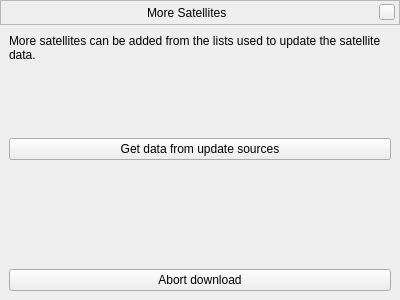
Old version of the form plugins/Satellites/src/gui/satellitesImportDialog.ui in the repository 519984307/stellarium_src.
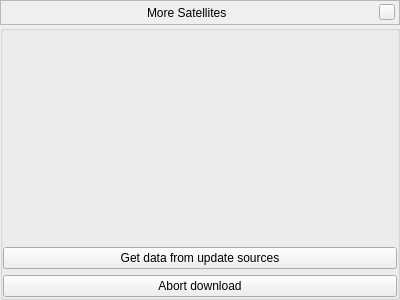
New version of the form. Custom widgets are drawn as their Qt base class.

Commit message: friendlier GUI, start download on showing the window

Patch:
```diff
--- a/plugins/Satellites/src/gui/satellitesImportDialog.ui
+++ b/plugins/Satellites/src/gui/satellitesImportDialog.ui
@@ -127,13 +127,22 @@
      </property>
      <widget class="QWidget" name="pageStart">
       <layout class="QVBoxLayout" name="verticalLayout">
+       <property name="spacing">
+        <number>0</number>
+       </property>
+       <property name="margin">
+        <number>0</number>
+       </property>
        <item>
-        <widget class="QLabel" name="labelInstructions">
-         <property name="text">
-          <string>More satellites can be added from the lists used to update the satellite data.</string>
-         </property>
+        <widget class="QGroupBox" name="groupBoxWorking">
+         <layout class="QVBoxLayout" name="verticalLayout_3">
+          <property name="margin">
+           <number>0</number>
+          </property>
+          <item>
+           <widget class="QLabel" name="labelMessage">
          <property name="alignment">
-          <set>Qt::AlignLeading|Qt::AlignLeft|Qt::AlignTop</set>
+             <set>Qt::AlignCenter</set>
          </property>
          <property name="wordWrap">
           <bool>true</bool>
@@ -147,18 +156,14 @@
          </property>
         </widget>
        </item>
-       <item>
-        <widget class="QLabel" name="labelMessage">
-         <property name="alignment">
-          <set>Qt::AlignCenter</set>
-         </property>
-        </widget>
-       </item>
        <item>
         <widget class="QPushButton" name="pushButtonAbort">
          <property name="text">
           <string>Abort download</string>
          </property>
+           </widget>
+          </item>
+         </layout>
         </widget>
        </item>
       </layout>
```
Lines whose indentation alone changed are shown as unchanged. The commit also changes 2 other files.
